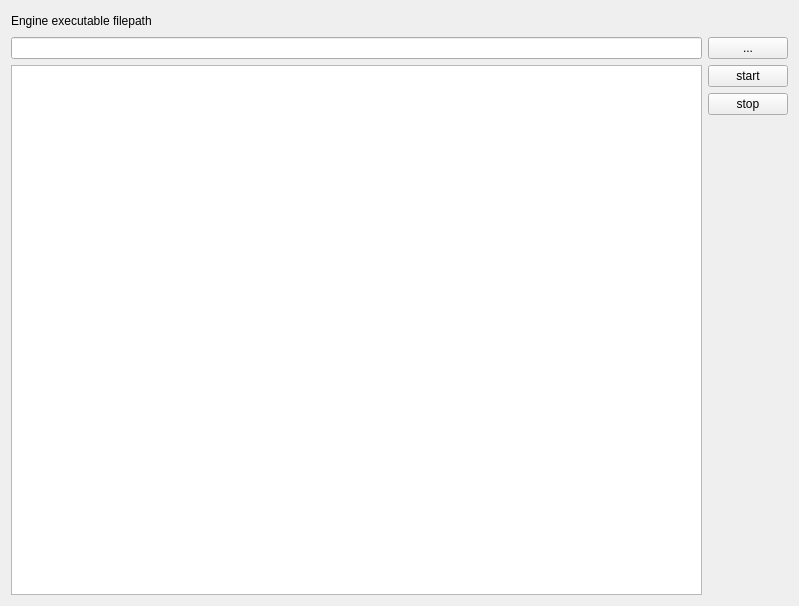
rasimv/uci-network-proxy, file unp-server/mainwindow.ui: the form before one commit.
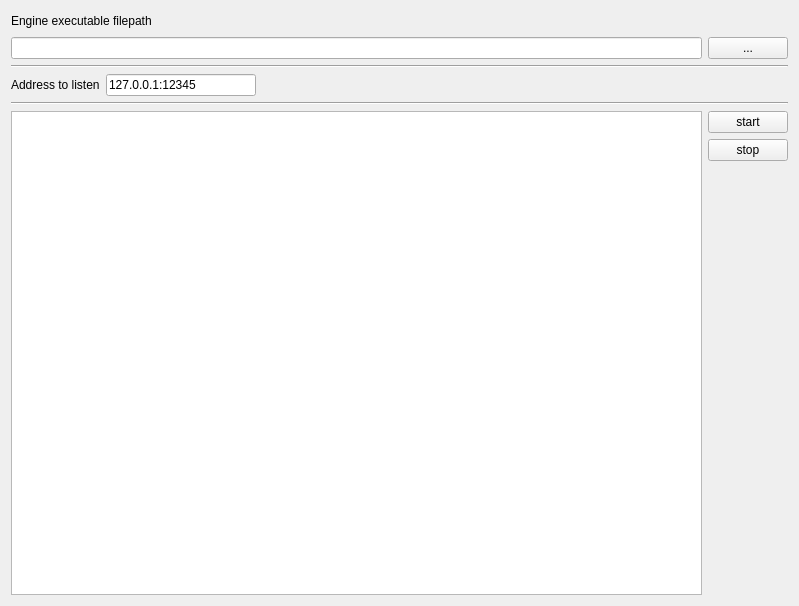
The form after the commit.

What changed in the file:
```diff
--- a/unp-server/mainwindow.ui
+++ b/unp-server/mainwindow.ui
@@ -54,6 +54,63 @@
        </item>
       </layout>
      </item>
+     <item>
+      <widget class="Line" name="line">
+       <property name="orientation">
+        <enum>Qt::Horizontal</enum>
+       </property>
+      </widget>
+     </item>
+     <item>
+      <layout class="QHBoxLayout" name="horizontalLayout_4">
+       <item>
+        <widget class="QLabel" name="label_addressToListen">
+         <property name="text">
+          <string>Address to listen</string>
+         </property>
+        </widget>
+       </item>
+       <item>
+        <widget class="QLineEdit" name="lineEdit_addressToListen">
+         <property name="sizePolicy">
+          <sizepolicy hsizetype="Preferred" vsizetype="Fixed">
+           <horstretch>0</horstretch>
+           <verstretch>0</verstretch>
+          </sizepolicy>
+         </property>
+         <property name="minimumSize">
+          <size>
+           <width>150</width>
+           <height>0</height>
+          </size>
+         </property>
+         <property name="text">
+          <string>127.0.0.1:12345</string>
+         </property>
+        </widget>
+       </item>
+       <item>
+        <spacer name="horizontalSpacer_2">
+         <property name="orientation">
+          <enum>Qt::Horizontal</enum>
+         </property>
+         <property name="sizeHint" stdset="0">
+          <size>
+           <width>40</width>
+           <height>20</height>
+          </size>
+         </property>
+        </spacer>
+       </item>
+      </layout>
+     </item>
+     <item>
+      <widget class="Line" name="line_2">
+       <property name="orientation">
+        <enum>Qt::Horizontal</enum>
+       </property>
+      </widget>
+     </item>
      <item>
       <layout class="QHBoxLayout" name="horizontalLayout_3">
        <item>
```
Left out of the diff: 2 changed lines with no effect on the pictures.
